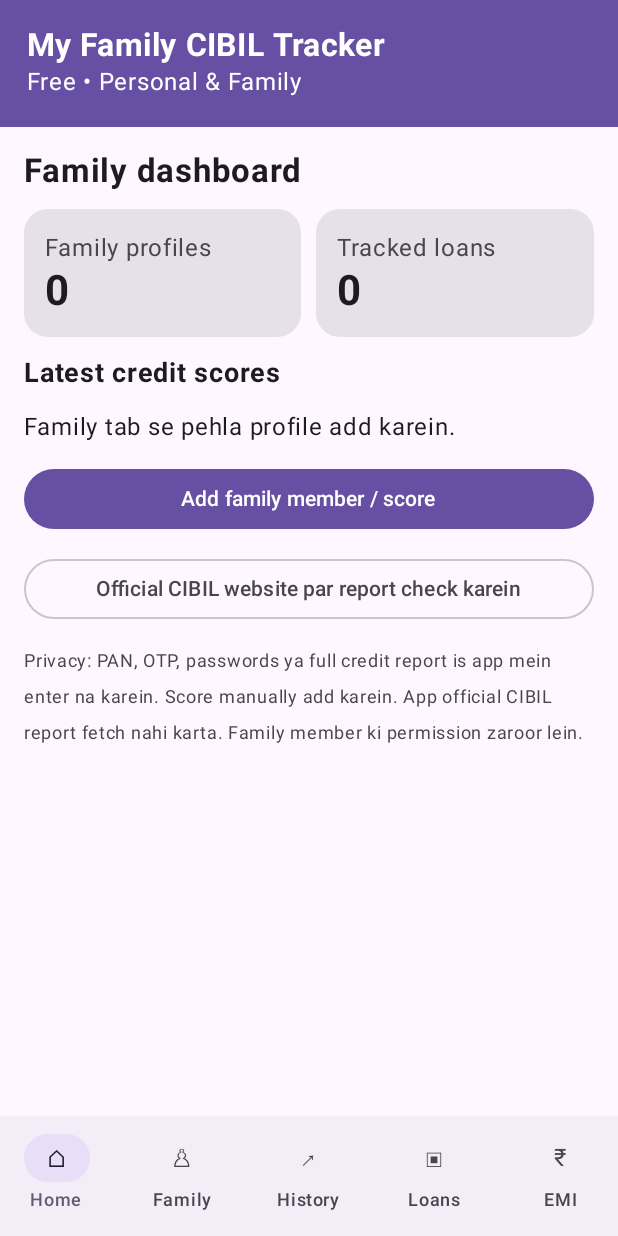
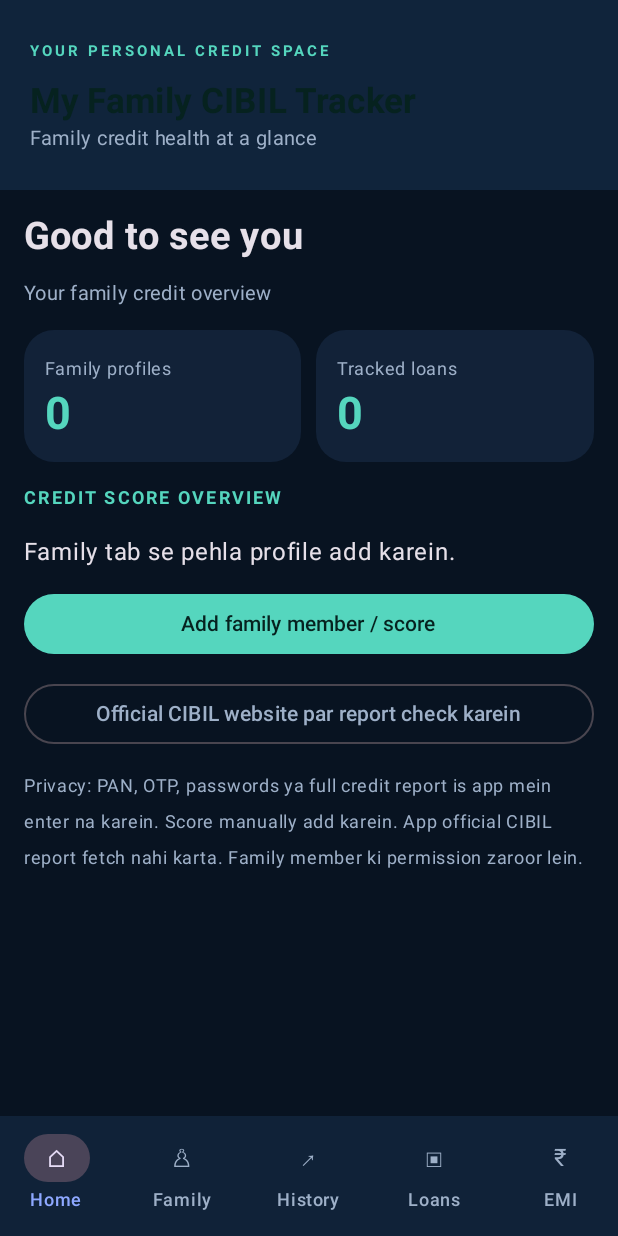
Before and after one commit to athh9394-jpg/Cosmic-Planet-Maker, an Android app built with Jetpack Compose: the screen it shows after launch (MainActivity), on a phone screen of 412 x 824 dp. Run offline under Robolectric (Android 15) with nearby library versions, the phone set to English and light mode, and no system bars.

Commit message:
Redesign CIBIL tracker with premium dark dashboard theme

```diff
--- a/MyFamilyCibilTracker/app/src/main/java/com/myfamilycibiltracker/MainActivity.kt
+++ b/MyFamilyCibilTracker/app/src/main/java/com/myfamilycibiltracker/MainActivity.kt
@@ -18,6 +18,7 @@ import androidx.compose.ui.platform.LocalContext
 import androidx.compose.ui.text.font.FontWeight
 import androidx.compose.ui.text.input.KeyboardType
 import androidx.compose.ui.unit.dp
+import androidx.compose.ui.graphics.Color
 import androidx.compose.ui.unit.sp
 import org.json.JSONArray
 import org.json.JSONObject
@@ -33,7 +34,15 @@ data class ScoreEntry(val member: String, val score: Int, val date: Long, val no
 class MainActivity : ComponentActivity() {
     override fun onCreate(savedInstanceState: Bundle?) {
         super.onCreate(savedInstanceState)
-        setContent { MaterialTheme { TrackerApp() } }
+        setContent {
+            val colors = darkColorScheme(
+                primary = Color(0xFF55D6BE), onPrimary = Color(0xFF06221F),
+                secondary = Color(0xFF8EA8FF), background = Color(0xFF081321),
+                surface = Color(0xFF122238), onSurface = Color(0xFFEAF2FF),
+                onSurfaceVariant = Color(0xFF9EB0C8)
+            )
+            MaterialTheme(colorScheme = colors) { TrackerApp() }
+        }
     }
 }
 
@@ -47,17 +56,20 @@ fun TrackerApp() {
     var history by remember { mutableStateOf(readHistory(prefs)) }
 
     Scaffold(
+        containerColor = MaterialTheme.colorScheme.background,
         topBar = {
-            Surface(color = MaterialTheme.colorScheme.primary) {
-                Column(Modifier.fillMaxWidth().padding(18.dp)) {
+            Surface(color = Color(0xFF10243B)) {
+                Column(Modifier.fillMaxWidth().padding(horizontal = 20.dp, vertical = 22.dp)) {
+                    Text("YOUR PERSONAL CREDIT SPACE", color = MaterialTheme.colorScheme.primary, fontSize = 10.sp, fontWeight = FontWeight.Bold, letterSpacing = 2.sp)
+                    Spacer(Modifier.height(8.dp))
                     Text("My Family CIBIL Tracker", color = MaterialTheme.colorScheme.onPrimary,
-                        fontSize = 21.sp, fontWeight = FontWeight.Bold)
-                    Text("Free • Personal & Family", color = MaterialTheme.colorScheme.onPrimary)
+                        fontSize = 23.sp, fontWeight = FontWeight.Bold)
+                    Text("Family credit health at a glance", color = Color(0xFF9EB0C8), fontSize = 13.sp)
                 }
             }
         },
         bottomBar = {
-            NavigationBar {
+            NavigationBar(containerColor = Color(0xFF102238), contentColor = MaterialTheme.colorScheme.primary) {
                 listOf("Home", "Family", "History", "Loans", "EMI").forEach { item ->
                     NavigationBarItem(
                         selected = page == item, onClick = { page = item },
@@ -74,13 +86,14 @@ fun TrackerApp() {
         ) {
             when (page) {
                 "Home" -> {
-                    Text("Family dashboard", fontSize = 22.sp, fontWeight = FontWeight.Bold)
+                    Text("Good to see you", fontSize = 25.sp, fontWeight = FontWeight.Bold)
+                    Text("Your family credit overview", color = MaterialTheme.colorScheme.onSurfaceVariant, fontSize = 13.sp)
                     Row(horizontalArrangement = Arrangement.spacedBy(10.dp)) {
                         SummaryCard("Family profiles", members.size.toString(), Modifier.weight(1f))
                         SummaryCard("Tracked loans", loans.size.toString(), Modifier.weight(1f))
                     }
                     val latest = history.groupBy { it.member }.mapValues { it.value.maxByOrNull { e -> e.date } }
-                    Text("Latest credit scores", fontWeight = FontWeight.Bold, fontSize = 18.sp)
+                    Text("CREDIT SCORE OVERVIEW", fontWeight = FontWeight.Bold, fontSize = 12.sp, color = MaterialTheme.colorScheme.primary, letterSpacing = 1.5.sp)
                     if (members.isEmpty()) Text("Family tab se pehla profile add karein.")
                     members.forEach { member ->
                         val entry = latest[member.name]
@@ -124,17 +137,17 @@ fun TrackerApp() {
 
 @Composable
 fun SummaryCard(label: String, value: String, modifier: Modifier = Modifier) {
-    Card(modifier, shape = RoundedCornerShape(16.dp)) {
+    Card(modifier, shape = RoundedCornerShape(20.dp), colors = CardDefaults.cardColors(containerColor = MaterialTheme.colorScheme.surface)) {
         Column(Modifier.padding(14.dp)) {
-            Text(label, color = MaterialTheme.colorScheme.onSurfaceVariant)
-            Text(value, fontSize = 28.sp, fontWeight = FontWeight.Bold)
+            Text(label, color = MaterialTheme.colorScheme.onSurfaceVariant, fontSize = 12.sp)
+            Text(value, fontSize = 30.sp, fontWeight = FontWeight.Bold, color = MaterialTheme.colorScheme.primary)
         }
     }
 }
 
 @Composable
 fun MemberCard(member: Member, date: Long?) {
-    Card(Modifier.fillMaxWidth(), shape = RoundedCornerShape(14.dp)) {
+    Card(Modifier.fillMaxWidth(), shape = RoundedCornerShape(18.dp), colors = CardDefaults.cardColors(containerColor = MaterialTheme.colorScheme.surface)) {
         Row(Modifier.fillMaxWidth().padding(14.dp), horizontalArrangement = Arrangement.SpaceBetween) {
             Column {
                 Text(member.name, fontWeight = FontWeight.SemiBold)
```
